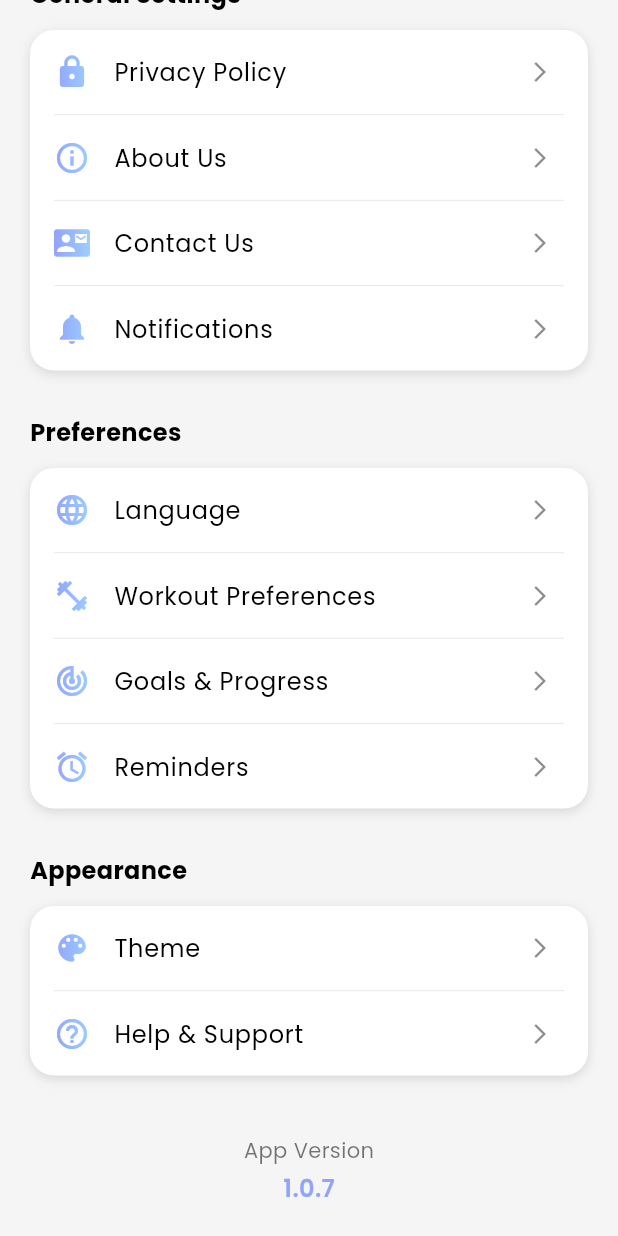
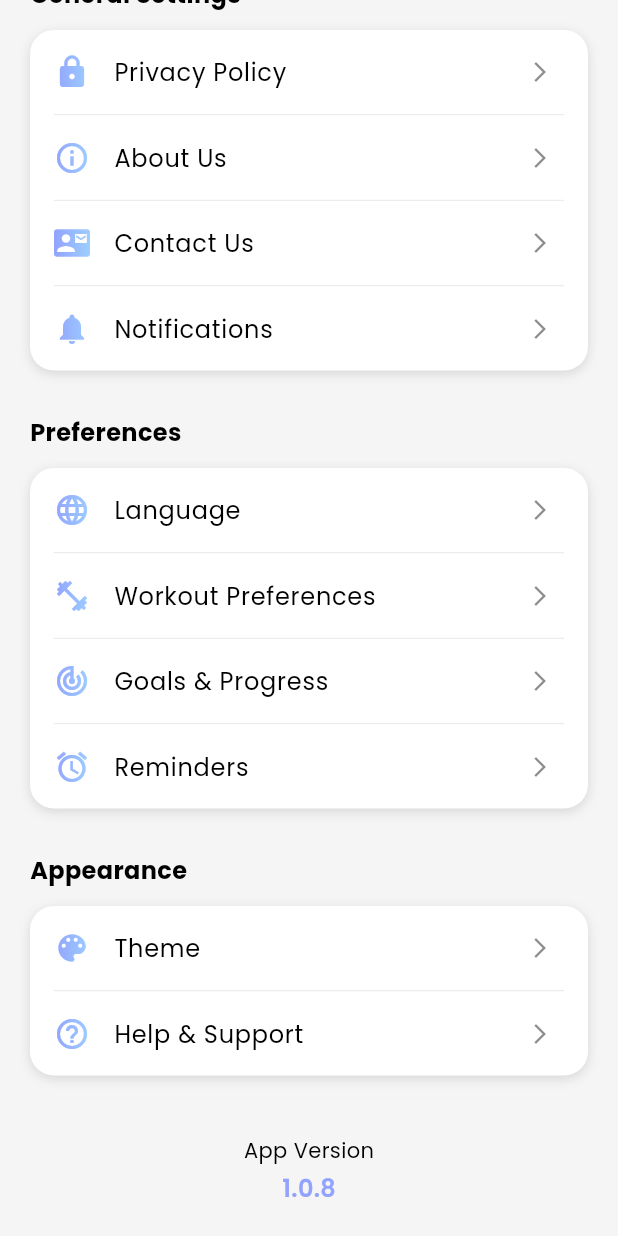
Before and after one commit to Liyo08/AlignMe, a Flutter app: the SettingsPage screen opened directly, scrolled down 184 dp, on a phone screen of 412 x 824 dp. Run offline on Flutter 3.47's test engine with Material 3 defaults, Android fonts, the light colour scheme and no system bars; our stand-ins replace fl_chart, flutter_switch, font_awesome_flutter, google_fonts.

Commit message:
apk release 1.0.8

```diff
--- a/lib/profile_page.dart
+++ b/lib/profile_page.dart
@@ -1686,13 +1686,13 @@ class SettingsPage extends StatelessWidget {
                     Text(
                       "App Version",
                       style: TextStyle(
-                        fontSize: 14,
-                        color: Colors.black54,
+                        fontSize: 14
+
                       ),
                     ),
                     SizedBox(height: 4),
                     Text(
-                      "1.0.7",
+                      "1.0.8",
                       style: TextStyle(
                         fontSize: 16,
                         fontWeight: FontWeight.w600,
--- a/pubspec.yaml
+++ b/pubspec.yaml
@@ -16,7 +16,7 @@ publish_to: 'none' # Remove this line if you wish to publish to pub.dev
 # https://developer.apple.com/library/archive/documentation/General/Reference/InfoPlistKeyReference/Articles/CoreFoundationKeys.html
 # In Windows, build-name is used as the major, minor, and patch parts
 # of the product and file versions while build-number is used as the build suffix.
-version: 1.0.0+7
+version: 1.0.0+8
 
 environment:
   sdk: ^3.6.1
```
